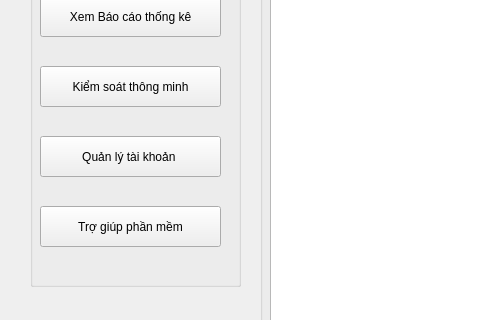
Before: the Qt Designer form Controler/Gui/ChinhSuaThongTin.ui in NguyenCuong1411060036/DoAnTotNghiep, drawn with Qt 5; both pictures show x 0 to 480 and y 294 to 614 of the 1235 by 614 pixel window.
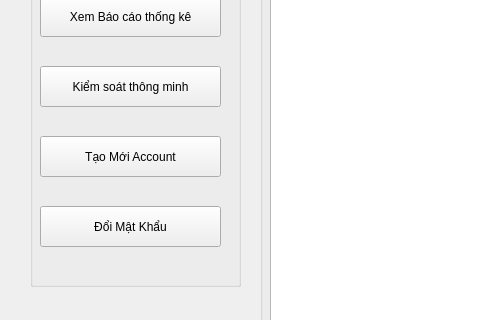
After: the same form once the commit is applied.

Diff of the .ui file:
```diff
--- a/Controler/Gui/ChinhSuaThongTin.ui
+++ b/Controler/Gui/ChinhSuaThongTin.ui
@@ -449,7 +449,7 @@
      </rect>
     </property>
     <property name="text">
-     <string>Quản lý tài khoản </string>
+     <string>Tạo Mới Account</string>
     </property>
    </widget>
    <widget class="QPushButton" name="pushButton_6">
@@ -462,7 +462,7 @@
      </rect>
     </property>
     <property name="text">
-     <string>Trợ giúp phần mềm</string>
+     <string>Đổi Mật Khẩu</string>
     </property>
    </widget>
    <widget class="QPushButton" name="btnQuanLyPhongBan">
```
Left out of the diff: 4 changed lines with no effect on the pictures.
